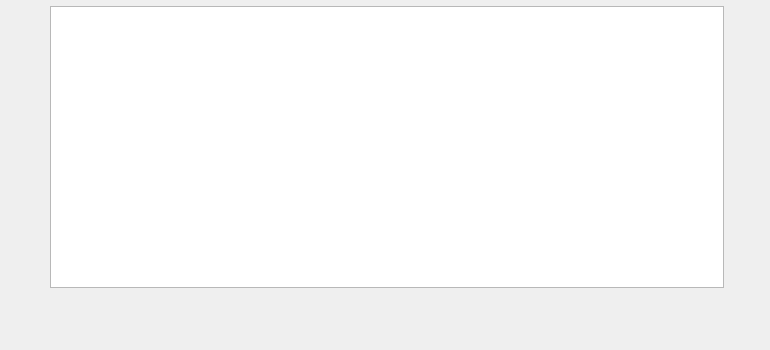
Old version of the form poundage/PoundageShowWidget.ui in the repository HcashOrg/hx-indicator.
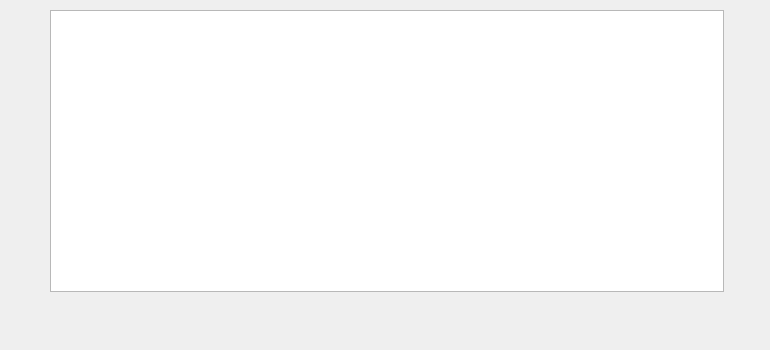
New version of the form.

Patch:
```diff
--- a/poundage/PoundageShowWidget.ui
+++ b/poundage/PoundageShowWidget.ui
@@ -17,7 +17,7 @@
    <property name="geometry">
     <rect>
      <x>50</x>
-     <y>6</y>
+     <y>10</y>
      <width>674</width>
      <height>282</height>
     </rect>
```
